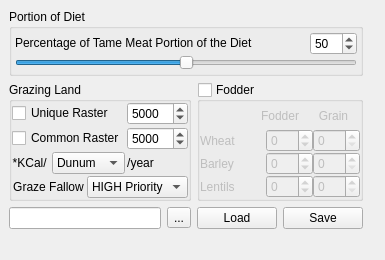
Above: src/ui/laanimalformdetails.ui from arkygeek/landuseanalyst before the change. Below: the same form after it.
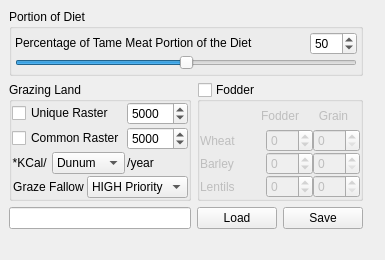
That is the form after the change.

Commit message: still not going to compile, but getting closer.  about to work on lamainform.cpp as it is the worst. Added: src/gui/laplantformmain.cpp src/gui/laplantformmain.h src/gui/laplantformdetails.cpp src/gui/laplantformdetails.h src/gui/laanimalformdetails.cpp src/gui/laanimalformdetails.h src/gui/laanimalformmain.cpp src/gui/laanimalformmain.h

```diff
--- a/src/ui/laanimalformdetails.ui
+++ b/src/ui/laanimalformdetails.ui
@@ -581,16 +581,6 @@
      </property>
     </widget>
    </item>
-   <item row="2" column="1" >
-    <widget class="QToolButton" name="toolButton" >
-     <property name="text" >
-      <string>...</string>
-     </property>
-    </widget>
-   </item>
-   <item row="2" column="0" >
-    <widget class="QLineEdit" name="lineEdit" />
-   </item>
    <item row="0" column="0" colspan="4" >
     <widget class="QGroupBox" name="groupBoxPortionOfDiet" >
      <property name="title" >
@@ -699,6 +689,9 @@
      </layout>
     </widget>
    </item>
+   <item row="2" column="0" colspan="2" >
+    <widget class="QLineEdit" name="lineEdit" />
+   </item>
   </layout>
  </widget>
  <resources/>
```
Left out of the diff: 4 changed lines with no effect on the pictures. The commit also changes 8 other files.
